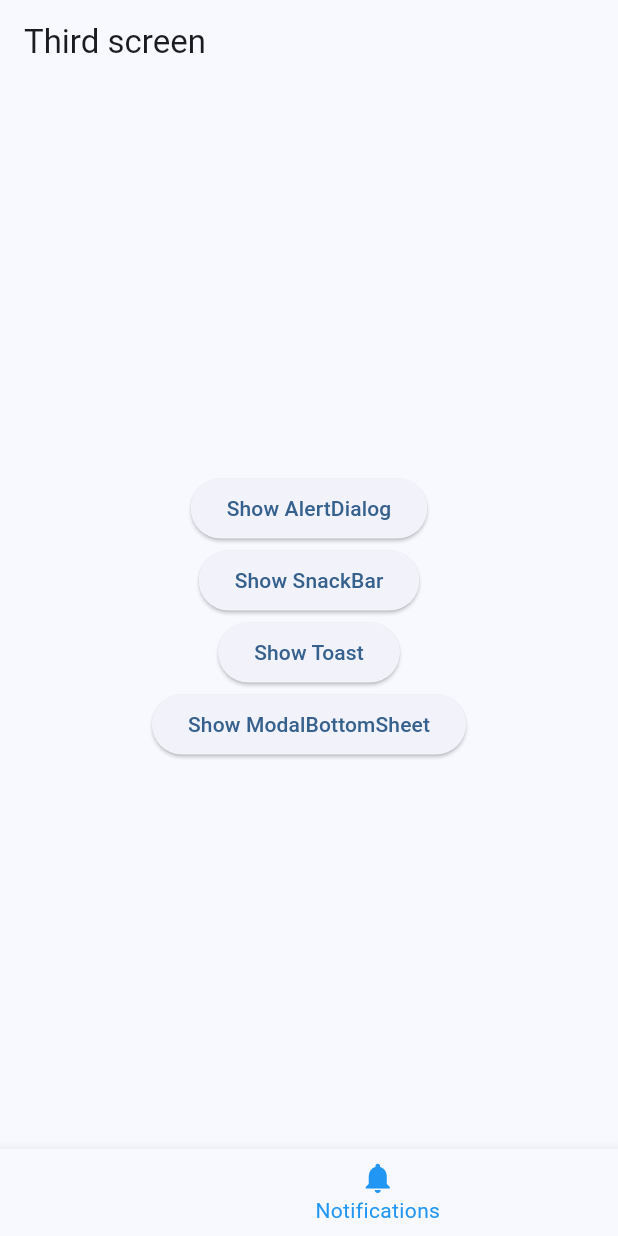
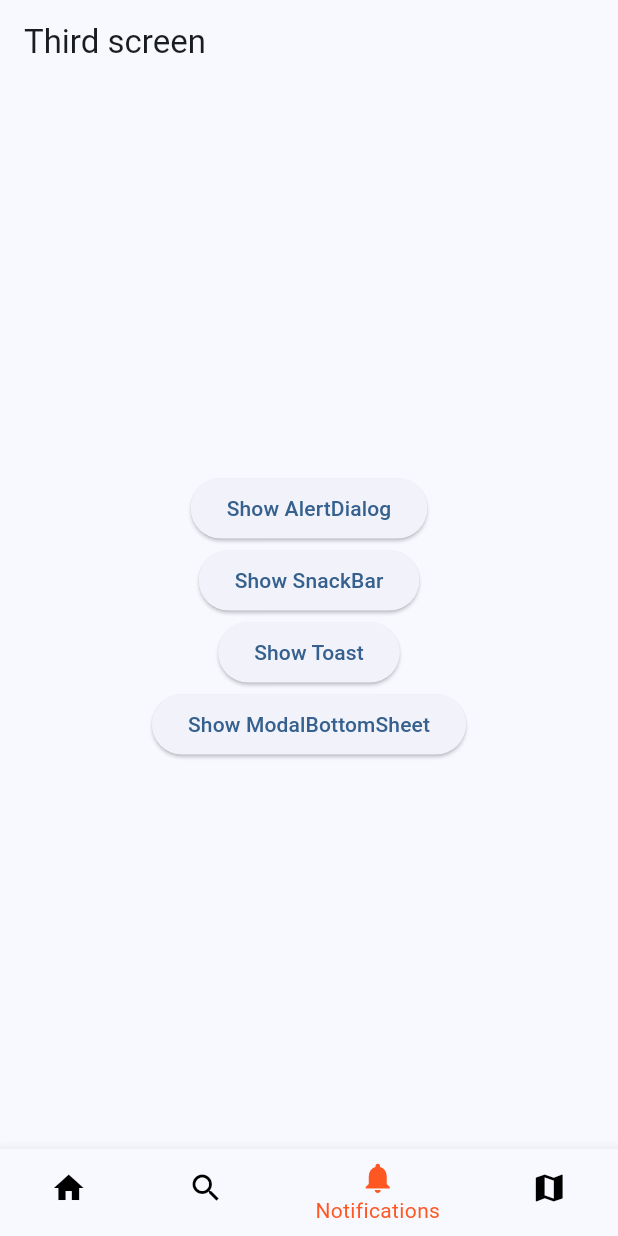
Before and after one commit to br0431/UPM_DartApp, a Flutter app: the screen it shows after launch, item 3 of the bottom bar chosen, on a phone screen of 412 x 824 dp. Run offline on Flutter 3.47's test engine with Material 3 defaults, Android fonts, the light colour scheme and no system bars; our stand-ins replace flutter_map, fluttertoast, geolocator, latlong2, logger, shared_preferences and 1 more; accounts and stored records are empty.

Commit message:
semana 12 arreglada ya

```diff
--- a/lib/main_screen.dart
+++ b/lib/main_screen.dart
@@ -65,7 +65,8 @@ class _MainScreenState extends State<MainScreen> {
           ),
         ],
         currentIndex: _selectedIndex,
-        selectedItemColor: Colors.blue,
+        selectedItemColor: Colors.deepOrange,
+        unselectedItemColor: Colors.black,
         onTap: _onItemTapped,
       ),
     );
```
Also changed, not shown: 1 other file.
